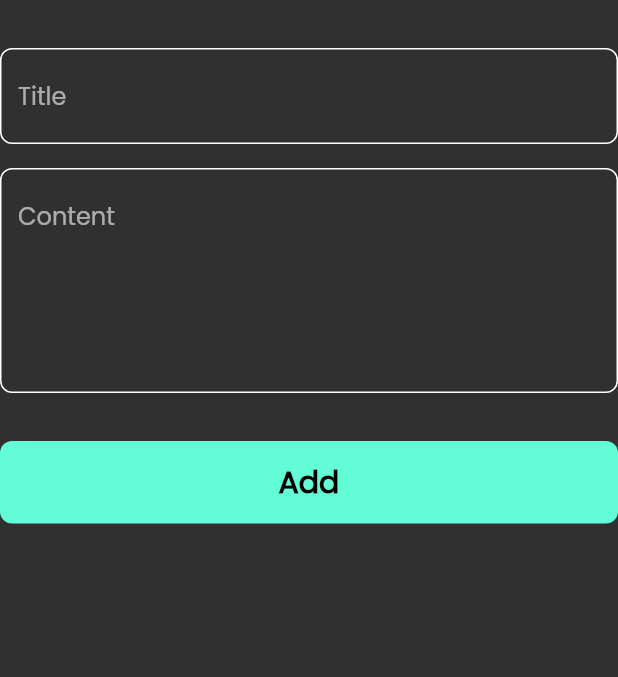
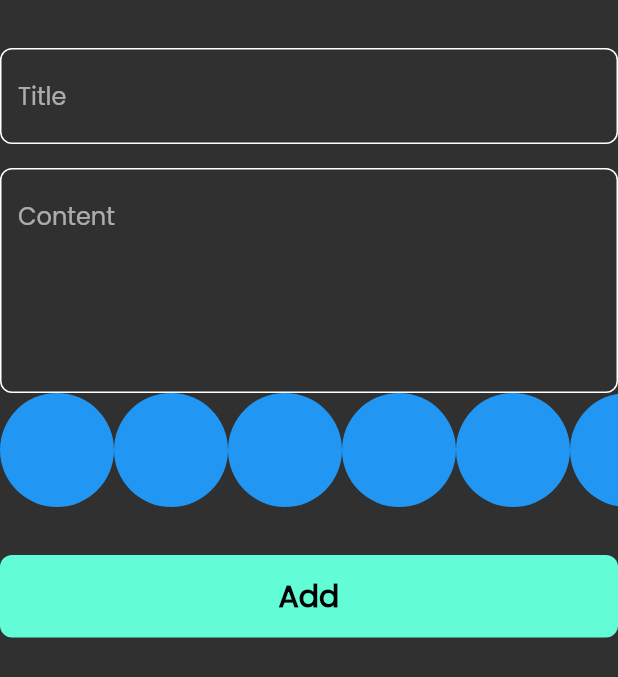
Before and after one commit to MohamedEssam9009/Noteter, a Flutter app: the AddNoteForm widget shown alone on an empty page, opened directly, on a phone screen of 412 x 824 dp. Shown: the top 677 px of the screen. Run offline on Flutter 3.47's test engine with Material 3 defaults, Android fonts, the phone set to English and light mode, and no system bars; our stand-ins replace bloc, flutter_bloc, font_awesome_flutter, hive, hive_flutter; accounts and stored records are empty.

Commit message:
create colors list view part one

```diff
--- a/lib/views/widgets/add_note_form.dart
+++ b/lib/views/widgets/add_note_form.dart
@@ -2,6 +2,7 @@ import 'package:flutter/material.dart';
 import 'package:flutter_bloc/flutter_bloc.dart';
 import 'package:intl/intl.dart';
 import 'package:notes_app/cubits/add_note_cubit/add_note_state.dart';
+import 'package:notes_app/views/widgets/colors_list_view.dart';
 
 import '../../cubits/add_note_cubit/add_note_cubit.dart';
 import '../../models/note_model.dart';
@@ -44,6 +45,7 @@ class _AddNoteFormState extends State<AddNoteForm> {
               subtitle = value;
             },
           ),
+          const ColorsListView(),
           const SizedBox(height: 32.0),
           BlocBuilder<AddNoteCubit, AddNoteState>(
             builder: (context, state) {
--- /dev/null
+++ b/lib/views/widgets/colors_list_view.dart
@@ -0,0 +1,31 @@
+import 'package:flutter/material.dart';
+
+class ColorItem extends StatelessWidget {
+  const ColorItem({super.key});
+
+  @override
+  Widget build(BuildContext context) {
+    return const CircleAvatar(
+      radius: 38.0,
+      backgroundColor: Colors.blue,
+    );
+  }
+}
+
+class ColorsListView extends StatelessWidget {
+  const ColorsListView({super.key});
+
+  @override
+  Widget build(BuildContext context) {
+    return SizedBox(
+      height: 38.0 * 2.0,
+      child: ListView.builder(
+        itemCount: 10,
+        scrollDirection: Axis.horizontal,
+        itemBuilder: (context, index) {
+          return const ColorItem();
+        },
+      ),
+    );
+  }
+}
```
